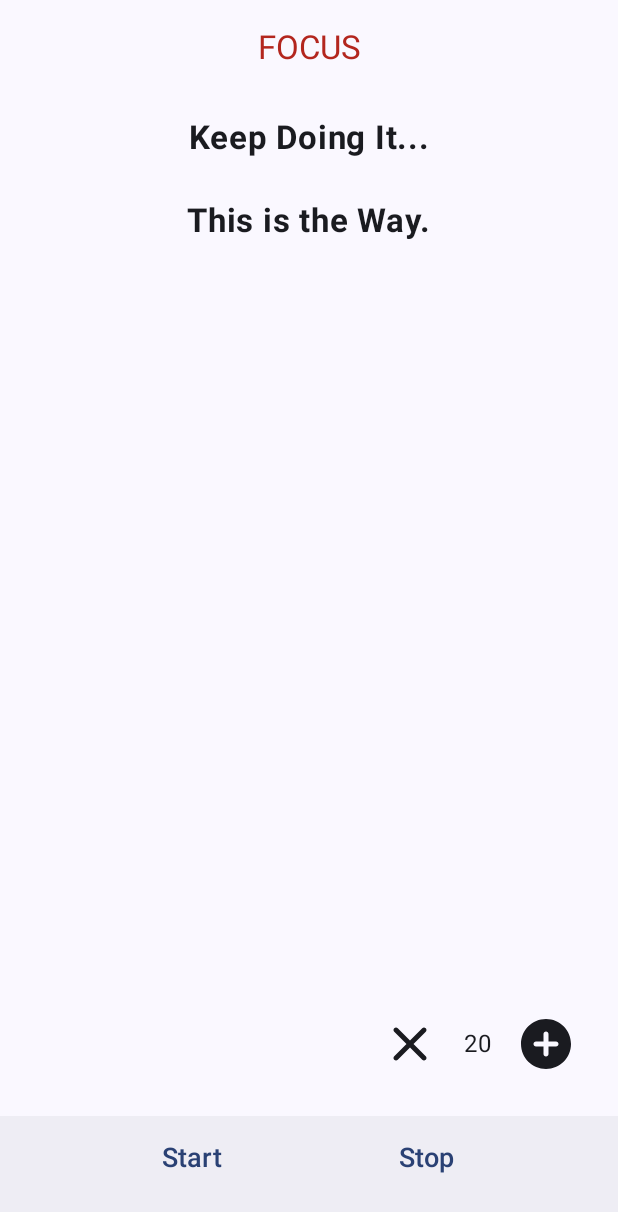
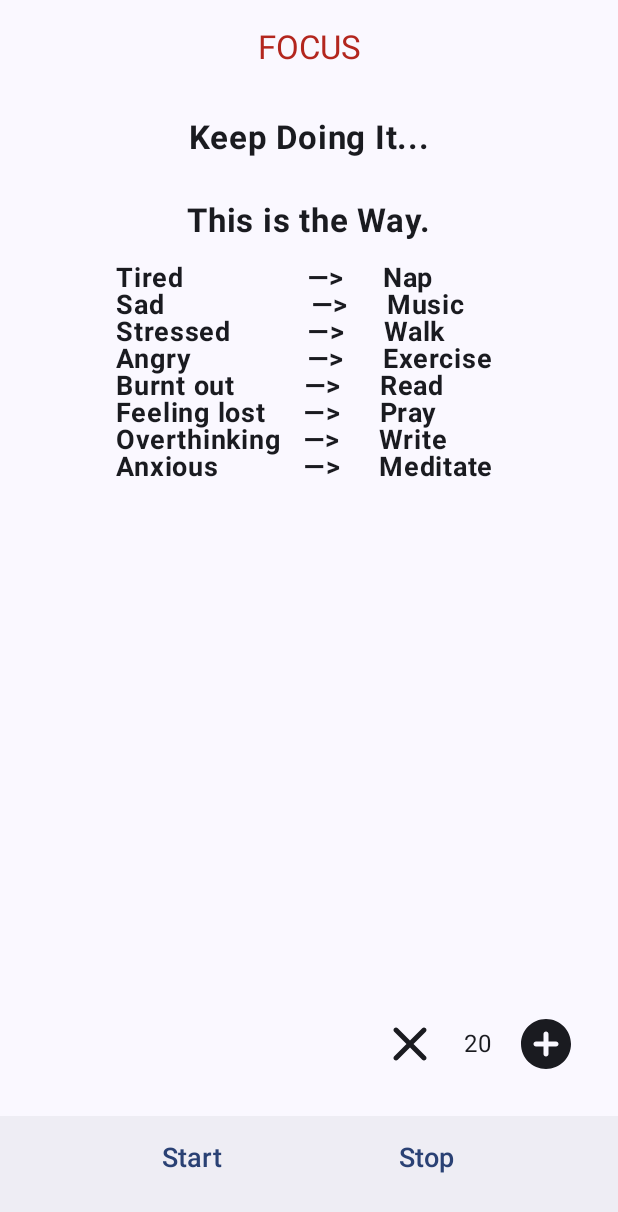
Before and after one commit to GolakiyaVishal/MindConnect, an Android app built with Jetpack Compose: the screen it shows after launch (MainActivity), on a phone screen of 412 x 824 dp. Shown: the top 1212 px of the screen. Run offline under Robolectric (Android 15) with nearby library versions, the phone set to English and light mode, and no system bars.

Commit message:
add additional inspirational text

```diff
--- a/app/src/main/java/com/go/mindconnect/MainActivity.kt
+++ b/app/src/main/java/com/go/mindconnect/MainActivity.kt
@@ -6,7 +6,6 @@ import androidx.activity.ComponentActivity
 import androidx.activity.compose.setContent
 import androidx.compose.foundation.layout.*
 import androidx.compose.material.icons.Icons
-import androidx.compose.material.icons.filled.AddCircle
 import androidx.compose.material.icons.rounded.*
 import androidx.compose.material3.*
 import androidx.compose.runtime.*
@@ -92,6 +91,16 @@ fun Body(
     ) {
         BodyText("Keep Doing It...")
         BodyText("This is the Way.")
+        BodyText2(
+            "Tired                —>     Nap \n" +
+                    "Sad                   —>     Music \n" +
+                    "Stressed          —>     Walk  \n" +
+                    "Angry               —>     Exercise \n" +
+                    "Burnt out         —>     Read \n" +
+                    "Feeling lost     —>     Pray \n" +
+                    "Overthinking   —>     Write \n" +
+                    "Anxious           —>     Meditate "
+        )
         Spacer(modifier = Modifier.weight(1.0f))
         Row(
             modifier = Modifier
@@ -146,6 +155,26 @@ fun BodyText(text: String) {
     )
 }
 
+@OptIn(ExperimentalTextApi::class)
+@Composable
+fun BodyText2(text: String) {
+    Text(
+        text = text,
+        style = LocalTextStyle.current.merge(
+            TextStyle(
+                fontWeight = FontWeight.Bold,
+                fontSize = 18.sp,
+                lineHeight = 1.em,
+                platformStyle = PlatformTextStyle(includeFontPadding = false),
+                lineHeightStyle = LineHeightStyle(
+                    alignment = LineHeightStyle.Alignment.Center,
+                    trim = LineHeightStyle.Trim.None
+                )
+            )
+        )
+    )
+}
+
 @Composable
 fun BottomButton(label: String, onTap: () -> Unit) {
     TextButton(onClick = { onTap() }) {
```
